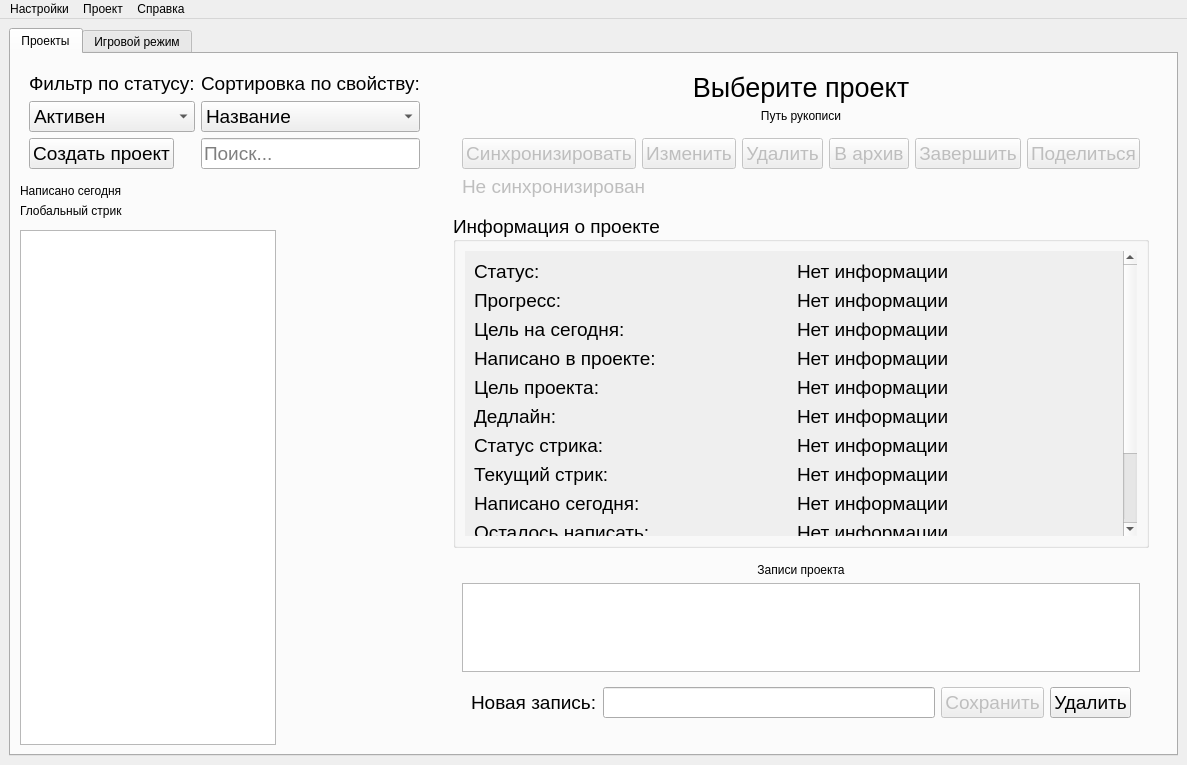
Qt form UI template/main_window.ui (nevskyforever/nfprogress) before a commit.
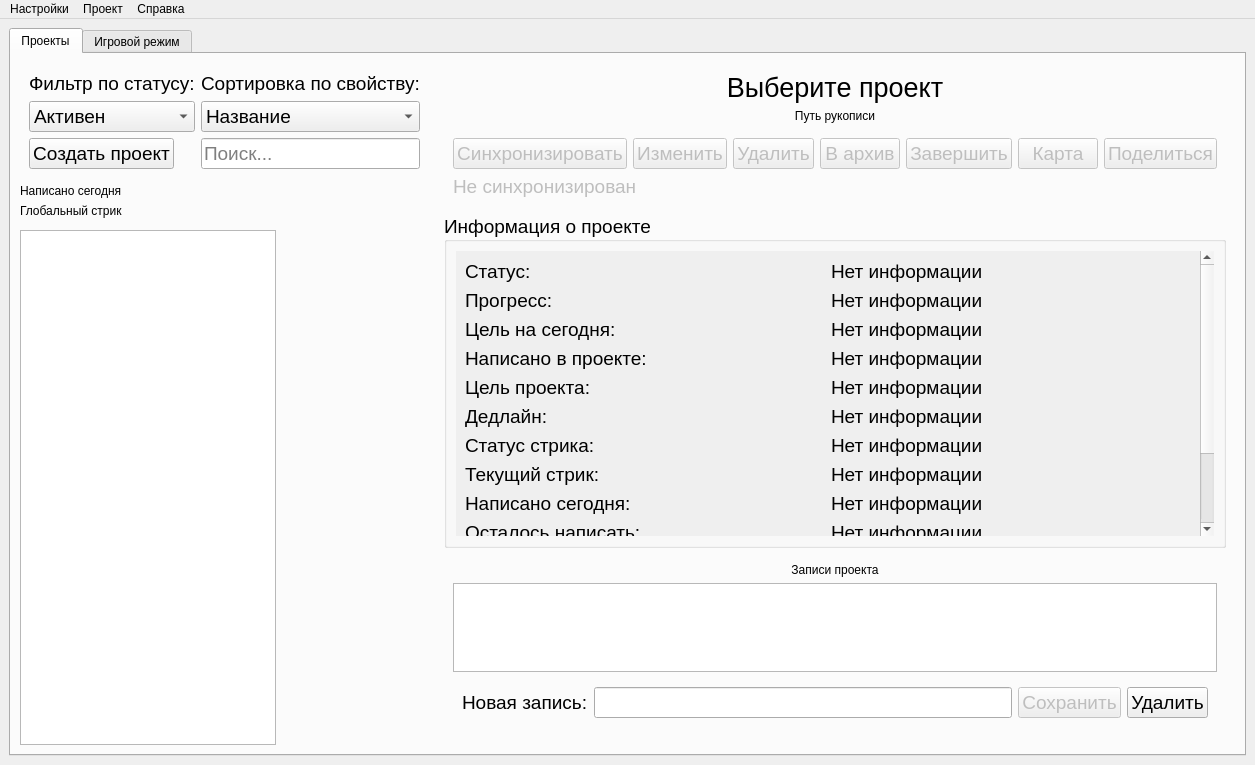
The same form after that commit.

The edit to the form file:
```diff
--- a/UI template/main_window.ui
+++ b/UI template/main_window.ui
@@ -349,7 +349,7 @@
                 </property>
                </widget>
               </item>
-              <item row="0" column="5">
+              <item row="0" column="6">
                <widget class="QPushButton" name="share_progress">
                 <property name="font">
                  <font>
@@ -361,6 +361,18 @@
                 </property>
                </widget>
               </item>
+              <item row="0" column="5">
+               <widget class="QPushButton" name="btn_mindmap">
+                <property name="font">
+                 <font>
+                  <family>Arial</family>
+                 </font>
+                </property>
+                <property name="text">
+                 <string>Карта</string>
+                </property>
+               </widget>
+              </item>
              </layout>
             </widget>
            </item>
```
